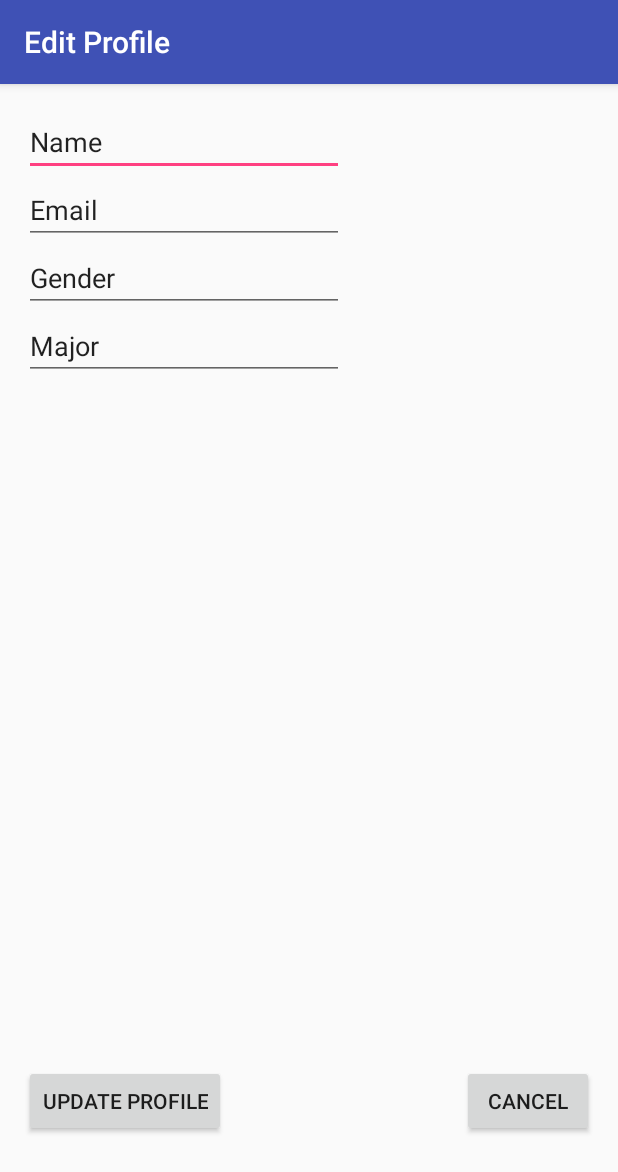
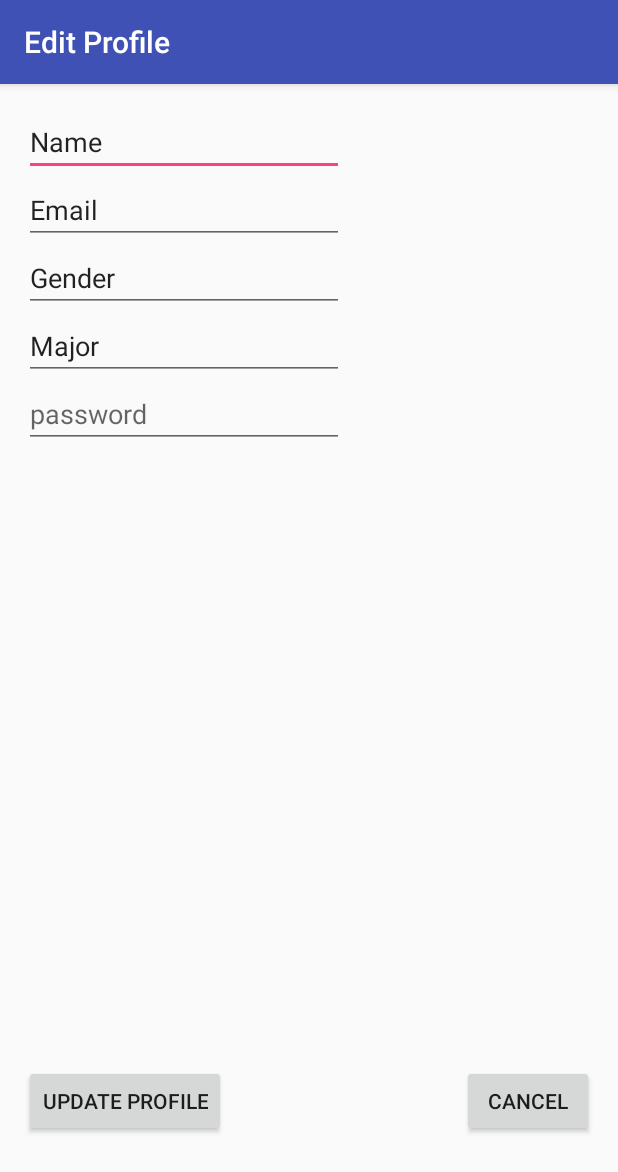
Before and after one commit to hestonst/MovieReviewer, an Android app: the ProfileActivity screen opened directly, with no data from a screen before it, on a phone screen of 412 x 824 dp. Shown: the top 1172 px of the screen. Run offline under Robolectric (Android 15) with nearby library versions, the phone set to English and light mode, and no system bars.

Commit message:
Updated ProfileActivity class for updating password

```diff
--- a/app/src/main/res/layout/content_profile.xml
+++ b/app/src/main/res/layout/content_profile.xml
@@ -70,4 +70,16 @@
         android:layout_alignTop="@+id/button"
         android:layout_alignParentEnd="true"
         android:onClick="cancel" />
+    <EditText
+        android:layout_width="wrap_content"
+        android:layout_height="wrap_content"
+        android:inputType="textPassword"
+        android:ems="10"
+        android:id="@+id/editPassword"
+        android:layout_below="@+id/editMajor"
+        android:layout_alignParentStart="true"
+        android:singleLine="true"
+        android:maxLines="1"
+        android:hint="password" />
+
 </RelativeLayout>
```
Also changed, not shown: app/src/main/java/com/thundercats50/moviereviewer/ProfileActivity.java (+60 -2 lines).
